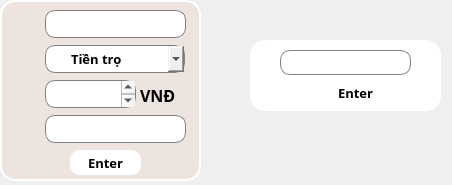
ndthuan167/SelfLearning, file Personal projects/MyApp/popupchi.ui: the form before one commit.
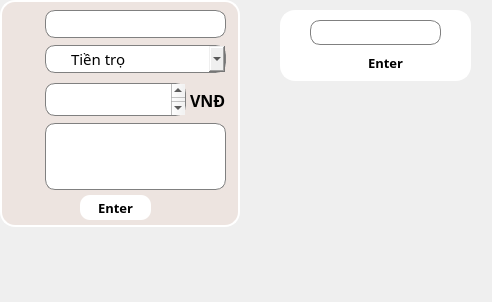
The form after the commit. Icons and pictures are not drawn.

Patch:
```diff
--- a/Personal projects/MyApp/popupchi.ui
+++ b/Personal projects/MyApp/popupchi.ui
@@ -6,8 +6,8 @@
    <rect>
     <x>0</x>
     <y>0</y>
-    <width>452</width>
-    <height>185</height>
+    <width>492</width>
+    <height>302</height>
    </rect>
   </property>
   <property name="windowTitle">
@@ -18,8 +18,8 @@
     <rect>
      <x>0</x>
      <y>0</y>
-     <width>201</width>
-     <height>181</height>
+     <width>240</width>
+     <height>227</height>
     </rect>
    </property>
    <property name="styleSheet">
@@ -40,15 +40,15 @@
      <rect>
       <x>45</x>
       <y>45</y>
-      <width>140</width>
+      <width>181</width>
       <height>28</height>
      </rect>
     </property>
     <property name="font">
      <font>
-      <family>Samsung Sharp Sans</family>
-      <pointsize>10</pointsize>
-      <bold>true</bold>
+      <family>SamsungOne</family>
+      <pointsize>11</pointsize>
+      <bold>false</bold>
      </font>
     </property>
     <property name="layoutDirection">
@@ -124,15 +124,16 @@
     <property name="geometry">
      <rect>
       <x>45</x>
-      <y>115</y>
-      <width>141</width>
-      <height>28</height>
+      <y>123</y>
+      <width>181</width>
+      <height>67</height>
      </rect>
     </property>
     <property name="font">
      <font>
-      <family>Samsung Sharp Sans</family>
-      <bold>true</bold>
+      <family>SamsungOne</family>
+      <pointsize>11</pointsize>
+      <bold>false</bold>
      </font>
     </property>
     <property name="styleSheet">
@@ -168,7 +169,7 @@
     <property name="geometry">
      <rect>
       <x>10</x>
-      <y>80</y>
+      <y>85</y>
       <width>25</width>
       <height>25</height>
      </rect>
@@ -187,7 +188,7 @@
     <property name="geometry">
      <rect>
       <x>10</x>
-      <y>115</y>
+      <y>140</y>
       <width>25</width>
       <height>25</height>
      </rect>
@@ -205,8 +206,8 @@
    <widget class="QLabel" name="label_2">
     <property name="geometry">
      <rect>
-      <x>140</x>
-      <y>85</y>
+      <x>190</x>
+      <y>90</y>
       <width>35</width>
       <height>20</height>
      </rect>
@@ -225,8 +226,8 @@
    <widget class="QPushButton" name="pushButton_SetChi">
     <property name="geometry">
      <rect>
-      <x>70</x>
-      <y>150</y>
+      <x>80</x>
+      <y>195</y>
       <width>71</width>
       <height>25</height>
      </rect>
@@ -274,16 +275,16 @@
     <property name="geometry">
      <rect>
       <x>45</x>
-      <y>80</y>
-      <width>91</width>
-      <height>28</height>
+      <y>83</y>
+      <width>141</width>
+      <height>33</height>
      </rect>
     </property>
     <property name="font">
      <font>
-      <family>Samsung Sharp Sans</family>
-      <pointsize>10</pointsize>
-      <bold>true</bold>
+      <family>SamsungOne</family>
+      <pointsize>12</pointsize>
+      <bold>false</bold>
      </font>
     </property>
     <property name="styleSheet">
@@ -320,7 +321,7 @@
      <rect>
       <x>45</x>
       <y>10</y>
-      <width>141</width>
+      <width>181</width>
       <height>28</height>
      </rect>
     </property>
@@ -343,7 +344,7 @@
    <widget class="QPushButton" name="pushButton_Selectday">
     <property name="geometry">
      <rect>
-      <x>160</x>
+      <x>200</x>
       <y>12</y>
       <width>21</width>
       <height>24</height>
@@ -416,8 +417,8 @@
   <widget class="QFrame" name="PopupselectDay">
    <property name="geometry">
     <rect>
-     <x>250</x>
-     <y>40</y>
+     <x>280</x>
+     <y>10</y>
      <width>191</width>
      <height>71</height>
     </rect>
```
Left out of the diff: 6 changed lines with no effect on the pictures.
